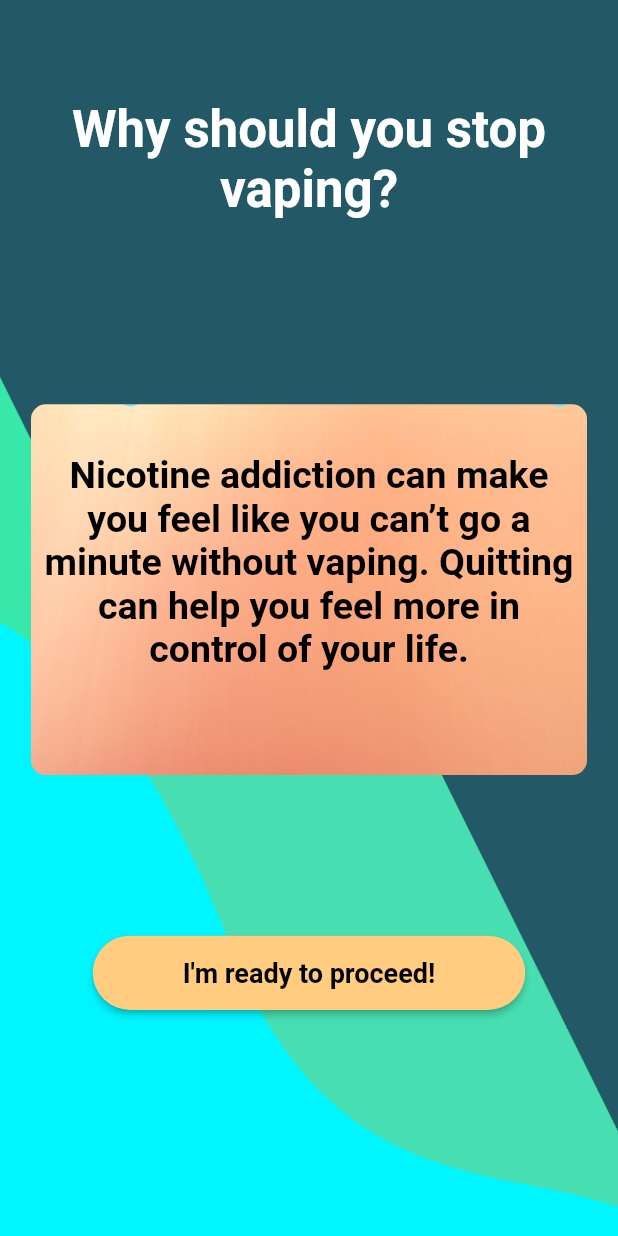
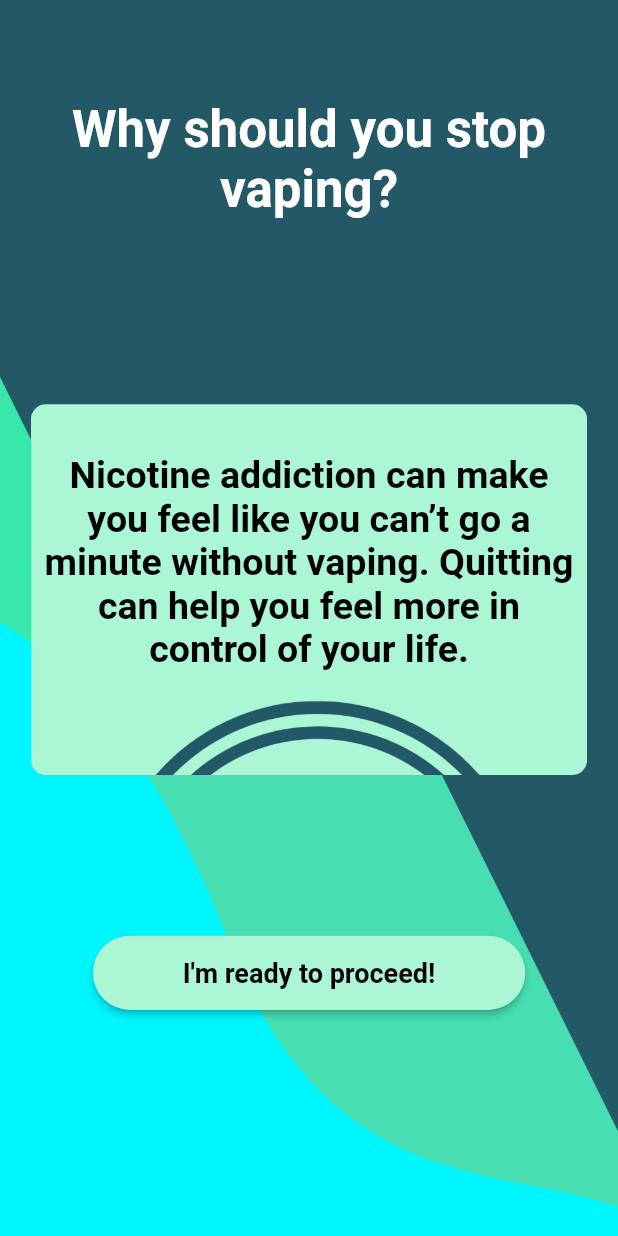
Before and after one commit to SashvDave/Kwit, a Flutter app: the ShockTherapy screen opened directly, on a phone screen of 412 x 824 dp. Run offline on Flutter 3.47's test engine with Material 2 defaults, Android fonts, the phone set to English and light mode, and no system bars; drawn by our look-alikes of carousel_slider; our stand-ins replace audioplayers, circular_countdown_timer, firebase_auth, firebase_core, flutter_svg, google_sign_in and 1 more; missing offline and left inert: maze, pdf_flutter; accounts and stored records are empty.

Commit message:
Reroute and change card bg

```diff
--- a/lib/screens/rehab.dart
+++ b/lib/screens/rehab.dart
@@ -1,6 +1,7 @@
 import 'package:flutter/material.dart';
 import 'package:firebase_auth/firebase_auth.dart';
 import 'package:kwit/screens/dashboard.dart';
+import 'package:kwit/screens/triggers.dart';
 import 'shockTherapy.dart';
 import 'login.dart';
 import 'package:url_launcher/url_launcher.dart' as UrlLauncher;
@@ -108,8 +109,7 @@ class _MyHomePageState extends State<clinics> {
         Navigator.push(context, MyCustomRoute(builder: (context) => Rehabs()));
       } else {
         _selectedIndex = 2;
-        Navigator.push(
-            context, MyCustomRoute(builder: (context) => ShockTherapy()));
+        Navigator.push(context, MyCustomRoute(builder: (context) => Trigger()));
       }
     });
   }
@@ -171,7 +171,7 @@ class _MyHomePageState extends State<clinics> {
             ),
             BottomNavigationBarItem(
               icon: Icon(Icons.lightbulb),
-              label: "Shock Therapy",
+              label: "Trigger Prevention",
             )
           ],
           currentIndex: _selectedIndex,
--- a/lib/screens/shockTherapy.dart
+++ b/lib/screens/shockTherapy.dart
@@ -113,7 +113,7 @@ class ShockTherapy extends StatelessWidget {
                     shape: RoundedRectangleBorder(
                       borderRadius: BorderRadius.circular(70.0),
                     ),
-                    color: Colors.orange[200],
+                    color: const Color(0xFFABF6D4),
                     onPressed: () {
                       Navigator.push(context,
                           MaterialPageRoute(builder: (context) => MyApp()));
```
Also changed, not shown: assets/bg21.png, assets/bg22.png (added).
